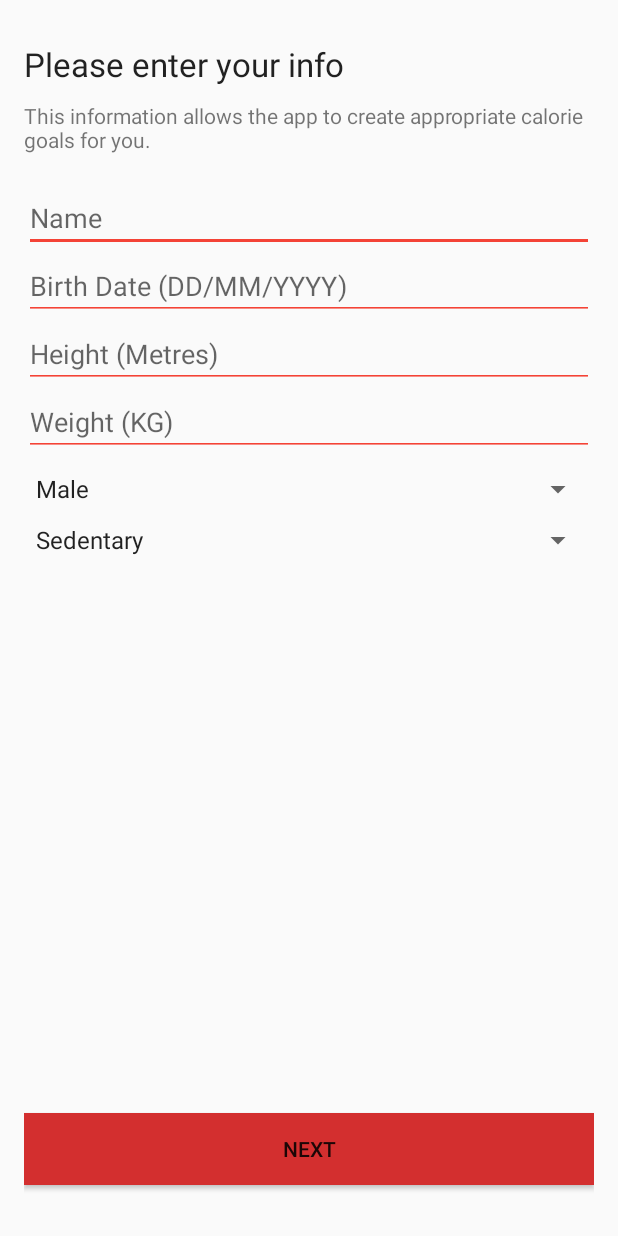
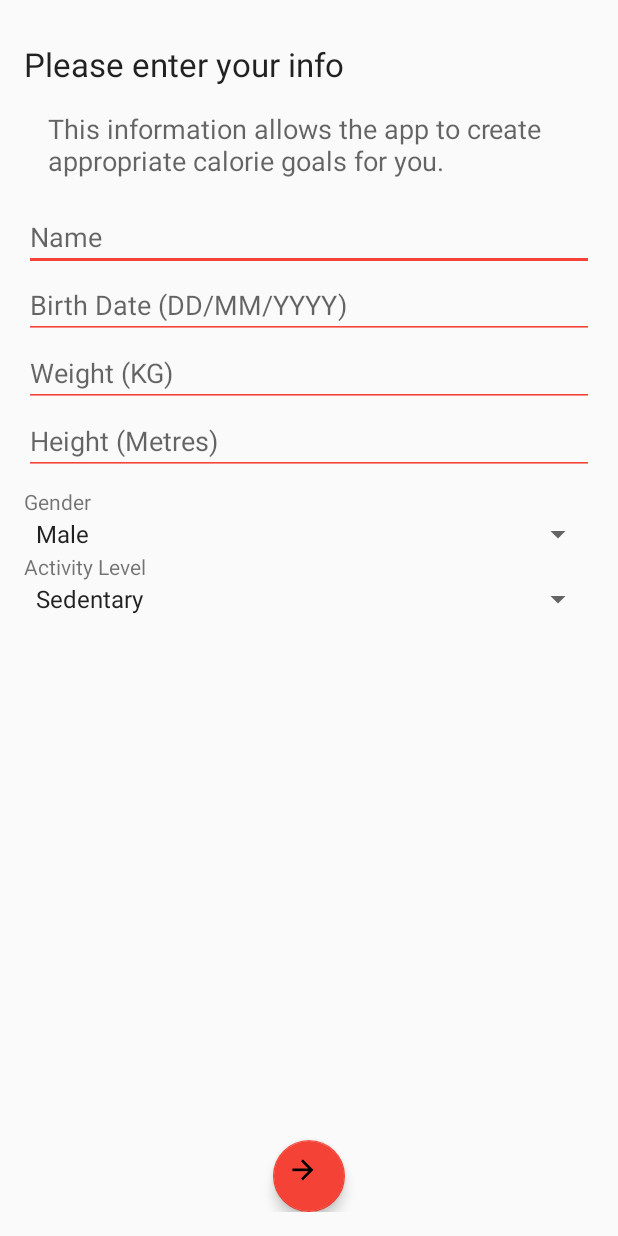
Before and after one commit to PeterMcteague/My-Fitness, an Android app: the SplashPersonal screen opened directly, with no data from a screen before it, on a phone screen of 412 x 824 dp. Run offline under Robolectric (Android 15) with nearby library versions, the phone set to English and light mode, and no system bars.

Commit message:
Made spacing consistent in splash layouts
The layouts are now consistent (and In some cases improved from before)
across a range of devices.

```diff
--- a/app/src/main/java/uk/ac/tees/gingerbread/myfitness/Activities/SplashPersonal.java
+++ b/app/src/main/java/uk/ac/tees/gingerbread/myfitness/Activities/SplashPersonal.java
@@ -2,6 +2,7 @@ package uk.ac.tees.gingerbread.myfitness.Activities;
 
 import android.content.Context;
 import android.content.Intent;
+import android.support.design.widget.FloatingActionButton;
 import android.support.v7.app.AppCompatActivity;
 import android.os.Bundle;
 import android.widget.ArrayAdapter;
@@ -52,7 +53,7 @@ public class SplashPersonal extends AppCompatActivity {
 
         // Get context and button objects
         final Context context = this;
-        Button button = (Button) findViewById(R.id.intro_personal_info_okay);
+        FloatingActionButton button = (FloatingActionButton) findViewById(R.id.splash_intro_next_button);
 
         // Get references to edittext fields
         final EditText nameEntry = (EditText) findViewById(R.id.intro_personal_info_name_entry);
--- a/app/src/main/res/layout/activity_splash_personal.xml
+++ b/app/src/main/res/layout/activity_splash_personal.xml
@@ -1,52 +1,43 @@
 <?xml version="1.0" encoding="utf-8"?>
 <RelativeLayout xmlns:android="http://schemas.android.com/apk/res/android"
+    xmlns:app="http://schemas.android.com/apk/res-auto"
     xmlns:tools="http://schemas.android.com/tools"
     android:id="@+id/activity_splash_introduction"
     android:layout_width="match_parent"
     android:layout_height="match_parent"
-    android:paddingBottom="@dimen/activity_vertical_margin"
-    android:paddingLeft="@dimen/activity_horizontal_margin"
-    android:paddingRight="@dimen/activity_horizontal_margin"
-    android:paddingTop="@dimen/activity_vertical_margin"
     tools:context="uk.ac.tees.gingerbread.myfitness.Activities.SplashPersonal">
+
+    <LinearLayout
+        android:layout_width="match_parent"
+        android:layout_height="match_parent"
+        android:layout_margin="16dp"
+        android:orientation="vertical">
+
+        <LinearLayout
+            android:layout_width="match_parent"
+            android:layout_height="wrap_content"
+            android:orientation="vertical">
 
             <TextView
                 android:id="@+id/intro_personal_info_text"
                 android:layout_width="match_parent"
                 android:layout_height="wrap_content"
-        android:layout_alignParentTop="true"
-        android:layout_centerHorizontal="true"
                 android:layout_marginTop="12dp"
                 android:text="Please enter your info"
                 android:textAppearance="@android:style/TextAppearance.Material.Large" />
-
-    <Space
-        android:id="@+id/intro_personal_info_space_2"
-        android:layout_width="match_parent"
-        android:layout_height="10dp"
-        android:layout_below="@+id/intro_personal_info_text" />
 
             <TextView
                 android:id="@+id/intro_personal_info_text_why"
                 android:layout_width="match_parent"
                 android:layout_height="wrap_content"
-        android:layout_below="@+id/intro_personal_info_space_2"
-        android:layout_centerHorizontal="true"
-        android:text="This information allows the app to create appropriate calorie goals for you." />
-
-    <Space
-        android:id="@+id/intro_personal_info_space_3"
-        android:layout_width="match_parent"
-        android:layout_height="20dp"
-        android:layout_below="@+id/intro_personal_info_text_why" />
+                android:padding="16dp"
+                android:text="This information allows the app to create appropriate calorie goals for you."
+                android:textAppearance="@android:style/TextAppearance.Material.Medium" />
 
             <EditText
                 android:id="@+id/intro_personal_info_name_entry"
                 android:layout_width="match_parent"
                 android:layout_height="wrap_content"
-        android:layout_alignParentLeft="true"
-        android:layout_alignParentStart="true"
-        android:layout_below="@+id/intro_personal_info_space_3"
                 android:backgroundTint="@color/colorPrimary"
                 android:ems="10"
                 android:hint="Name"
@@ -56,84 +47,80 @@
                 android:id="@+id/intro_personal_info_birth_date_entry"
                 android:layout_width="match_parent"
                 android:layout_height="wrap_content"
-        android:layout_alignParentLeft="true"
-        android:layout_alignParentStart="true"
-        android:layout_below="@+id/intro_personal_info_name_entry"
                 android:backgroundTint="@color/colorPrimary"
                 android:ems="10"
                 android:hint="Birth Date (DD/MM/YYYY)"
                 android:inputType="date" />
 
             <EditText
+                android:id="@+id/intro_personal_info_weight_entry"
+                android:layout_width="match_parent"
+                android:layout_height="wrap_content"
+                android:backgroundTint="@color/colorPrimary"
+                android:ems="10"
+                android:hint="Weight (KG)"
+                android:inputType="numberDecimal" />
+
+            <EditText
                 android:id="@+id/intro_personal_info_height_entry"
                 android:layout_width="match_parent"
                 android:layout_height="wrap_content"
-        android:layout_alignParentLeft="true"
-        android:layout_alignParentStart="true"
-        android:layout_below="@+id/intro_personal_info_birth_date_entry"
+                android:backgroundTint="@color/colorPrimary"
                 android:ems="10"
                 android:hint="Height (Metres)"
-        android:inputType="numberDecimal"
-        android:backgroundTint="@color/colorPrimary"/>
+                android:inputType="numberDecimal" />
 
-    <EditText
-        android:id="@+id/intro_personal_info_weight_entry"
+            <TextView
+                android:id="@+id/textView12"
                 android:layout_width="match_parent"
                 android:layout_height="wrap_content"
-        android:layout_alignParentLeft="true"
-        android:layout_alignParentStart="true"
-        android:layout_below="@+id/intro_personal_info_height_entry"
-        android:ems="10"
-        android:hint="Weight (KG)"
-        android:inputType="numberDecimal"
-        android:backgroundTint="@color/colorPrimary"/>
-
-    <Space
-        android:id="@+id/intro_personal_info_space_4"
-        android:layout_width="match_parent"
-        android:layout_height="10dp"
-        android:layout_below="@+id/intro_personal_info_gender_spinner" />
+                android:paddingTop="8dp"
+                android:text="Gender" />
 
             <Spinner
                 android:id="@+id/intro_personal_info_gender_spinner"
                 android:layout_width="match_parent"
                 android:layout_height="wrap_content"
-        android:layout_alignParentLeft="true"
-        android:layout_alignParentStart="true"
-        android:layout_below="@+id/intro_personal_info_space"
                 android:dropDownWidth="wrap_content"
                 android:padding="0dp"
                 android:paddingBottom="20dp"
                 android:spinnerMode="dropdown" />
 
-    <Space
-        android:id="@+id/intro_personal_info_space"
+            <TextView
+                android:id="@+id/textView13"
                 android:layout_width="match_parent"
-        android:layout_height="10dp"
-        android:layout_below="@+id/intro_personal_info_weight_entry" />
+                android:layout_height="wrap_content"
+                android:text="Activity Level" />
 
             <Spinner
                 android:id="@+id/intro_personal_info_activity_spinner"
                 android:layout_width="match_parent"
                 android:layout_height="wrap_content"
-        android:layout_alignParentLeft="true"
-        android:layout_alignParentStart="true"
-        android:layout_below="@+id/intro_personal_info_space_4"
                 android:dropDownWidth="wrap_content"
-        android:padding="0dp"
-        android:paddingBottom="20dp"
-        android:paddingEnd="20dp"
                 android:spinnerMode="dropdown" />
 
-    <Button
-        android:id="@+id/intro_personal_info_okay"
+        </LinearLayout>
+
+        <LinearLayout
             android:layout_width="match_parent"
-        android:layout_height="wrap_content"
-        android:layout_alignParentBottom="true"
-        android:layout_centerHorizontal="true"
-        android:layout_marginBottom="18dp"
-        android:background="@color/colorPrimaryDark"
-        android:elevation="5dp"
-        android:text="Next" />
+            android:layout_height="0dp"
+            android:layout_weight="1"
+            android:gravity="center|bottom"
+            android:orientation="vertical">
+
+            <android.support.design.widget.FloatingActionButton
+                android:id="@+id/splash_intro_next_button"
+                android:layout_width="48dp"
+                android:layout_height="48dp"
+                android:layout_gravity="bottom|center_horizontal"
+                android:clickable="true"
+                android:textAlignment="center"
+                app:backgroundTint="@color/colorPrimary"
+                app:elevation="5dp"
+                app:fabSize="mini"
+                app:srcCompat="@mipmap/next_arrow" />
+        </LinearLayout>
+
+    </LinearLayout>
 
 </RelativeLayout>
```
Also changed, not shown: app/src/main/res/layout/activity_splash_goal.xml (+3 -9 lines), app/src/main/res/layout/activity_splash_introduction.xml (+40 -33 lines), app/src/main/res/layout/activity_splash_routine_generation.xml (+22 -43 lines). Lines whose indentation alone changed are shown as unchanged.
